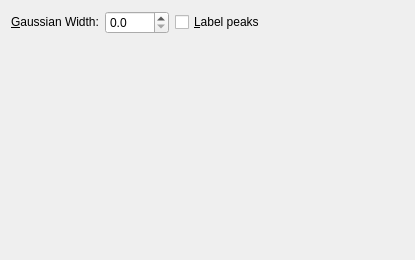
cryos/avogadro, file libavogadro/src/extensions/spectratabcd.ui: the form before one commit.
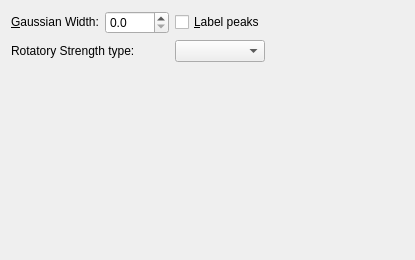
The form after the commit.

What changed in the file:
```diff
--- a/libavogadro/src/extensions/spectratabcd.ui
+++ b/libavogadro/src/extensions/spectratabcd.ui
@@ -91,6 +91,16 @@
      </property>
     </widget>
    </item>
+   <item row="1" column="0" colspan="2">
+    <widget class="QLabel" name="label">
+     <property name="text">
+      <string>Rotatory Strength type:</string>
+     </property>
+    </widget>
+   </item>
+   <item row="1" column="2">
+    <widget class="QComboBox" name="combo_rotatoryType"/>
+   </item>
   </layout>
  </widget>
  <resources/>
```
